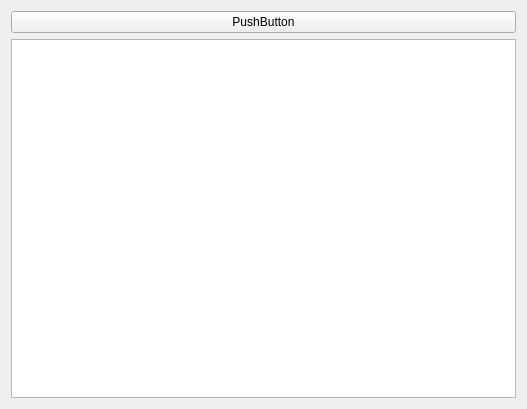
This is metodics/jumptest/jumptestexecute.ui in grigp/a-analyser as Qt 5 draws it before an edit. The edited form follows.
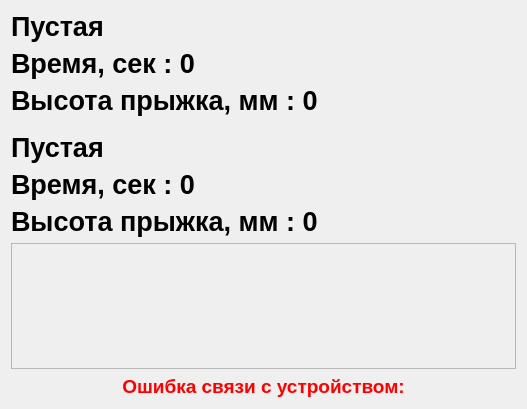
This is the edited form.

Commit message: Работа над драйвером и выполнением теста "Высота прыжка"

Patch:
```diff
--- a/metodics/jumptest/jumptestexecute.ui
+++ b/metodics/jumptest/jumptestexecute.ui
@@ -15,14 +15,264 @@
   </property>
   <layout class="QVBoxLayout" name="verticalLayout">
    <item>
-    <widget class="QPushButton" name="pushButton">
+    <widget class="QLabel" name="lblPlate1Flag">
+     <property name="sizePolicy">
+      <sizepolicy hsizetype="Preferred" vsizetype="Fixed">
+       <horstretch>0</horstretch>
+       <verstretch>0</verstretch>
+      </sizepolicy>
+     </property>
+     <property name="font">
+      <font>
+       <pointsize>20</pointsize>
+       <weight>75</weight>
+       <bold>true</bold>
+      </font>
+     </property>
      <property name="text">
-      <string>PushButton</string>
+      <string>Пустая</string>
      </property>
     </widget>
    </item>
    <item>
-    <widget class="QTreeView" name="treeView"/>
+    <widget class="QLabel" name="lblPlate1Time">
+     <property name="sizePolicy">
+      <sizepolicy hsizetype="Preferred" vsizetype="Fixed">
+       <horstretch>0</horstretch>
+       <verstretch>0</verstretch>
+      </sizepolicy>
+     </property>
+     <property name="font">
+      <font>
+       <pointsize>20</pointsize>
+       <weight>75</weight>
+       <bold>true</bold>
+      </font>
+     </property>
+     <property name="text">
+      <string>Время, сек : 0</string>
+     </property>
+    </widget>
+   </item>
+   <item>
+    <widget class="QLabel" name="lblPlate1Height">
+     <property name="sizePolicy">
+      <sizepolicy hsizetype="Preferred" vsizetype="Fixed">
+       <horstretch>0</horstretch>
+       <verstretch>0</verstretch>
+      </sizepolicy>
+     </property>
+     <property name="font">
+      <font>
+       <pointsize>20</pointsize>
+       <weight>75</weight>
+       <bold>true</bold>
+      </font>
+     </property>
+     <property name="text">
+      <string>Высота прыжка, мм : 0</string>
+     </property>
+    </widget>
+   </item>
+   <item>
+    <spacer name="verticalSpacer">
+     <property name="orientation">
+      <enum>Qt::Vertical</enum>
+     </property>
+     <property name="sizeType">
+      <enum>QSizePolicy::Fixed</enum>
+     </property>
+     <property name="sizeHint" stdset="0">
+      <size>
+       <width>20</width>
+       <height>10</height>
+      </size>
+     </property>
+    </spacer>
+   </item>
+   <item>
+    <widget class="QLabel" name="lblPlate2Flag">
+     <property name="sizePolicy">
+      <sizepolicy hsizetype="Preferred" vsizetype="Fixed">
+       <horstretch>0</horstretch>
+       <verstretch>0</verstretch>
+      </sizepolicy>
+     </property>
+     <property name="font">
+      <font>
+       <pointsize>20</pointsize>
+       <weight>75</weight>
+       <bold>true</bold>
+      </font>
+     </property>
+     <property name="text">
+      <string>Пустая</string>
+     </property>
+    </widget>
+   </item>
+   <item>
+    <widget class="QLabel" name="lblPlate2Time">
+     <property name="sizePolicy">
+      <sizepolicy hsizetype="Preferred" vsizetype="Fixed">
+       <horstretch>0</horstretch>
+       <verstretch>0</verstretch>
+      </sizepolicy>
+     </property>
+     <property name="font">
+      <font>
+       <pointsize>20</pointsize>
+       <weight>75</weight>
+       <bold>true</bold>
+      </font>
+     </property>
+     <property name="text">
+      <string>Время, сек : 0</string>
+     </property>
+    </widget>
+   </item>
+   <item>
+    <widget class="QLabel" name="lblPlate2Height">
+     <property name="sizePolicy">
+      <sizepolicy hsizetype="Preferred" vsizetype="Fixed">
+       <horstretch>0</horstretch>
+       <verstretch>0</verstretch>
+      </sizepolicy>
+     </property>
+     <property name="font">
+      <font>
+       <pointsize>20</pointsize>
+       <weight>75</weight>
+       <bold>true</bold>
+      </font>
+     </property>
+     <property name="text">
+      <string>Высота прыжка, мм : 0</string>
+     </property>
+    </widget>
+   </item>
+   <item>
+    <widget class="QFrame" name="frClient">
+     <property name="frameShape">
+      <enum>QFrame::StyledPanel</enum>
+     </property>
+     <property name="frameShadow">
+      <enum>QFrame::Raised</enum>
+     </property>
+    </widget>
+   </item>
+   <item>
+    <widget class="QLabel" name="lblCommunicationError">
+     <property name="sizePolicy">
+      <sizepolicy hsizetype="Preferred" vsizetype="Fixed">
+       <horstretch>0</horstretch>
+       <verstretch>0</verstretch>
+      </sizepolicy>
+     </property>
+     <property name="palette">
+      <palette>
+       <active>
+        <colorrole role="WindowText">
+         <brush brushstyle="SolidPattern">
+          <color alpha="255">
+           <red>255</red>
+           <green>0</green>
+           <blue>0</blue>
+          </color>
+         </brush>
+        </colorrole>
+        <colorrole role="Base">
+         <brush brushstyle="SolidPattern">
+          <color alpha="255">
+           <red>255</red>
+           <green>0</green>
+           <blue>0</blue>
+          </color>
+         </brush>
+        </colorrole>
+        <colorrole role="Window">
+         <brush brushstyle="SolidPattern">
+          <color alpha="255">
+           <red>255</red>
+           <green>0</green>
+           <blue>0</blue>
+          </color>
+         </brush>
+        </colorrole>
+       </active>
+       <inactive>
+        <colorrole role="WindowText">
+         <brush brushstyle="SolidPattern">
+          <color alpha="255">
+           <red>255</red>
+           <green>0</green>
+           <blue>0</blue>
+          </color>
+         </brush>
+        </colorrole>
+        <colorrole role="Base">
+         <brush brushstyle="SolidPattern">
+          <color alpha="255">
+           <red>255</red>
+           <green>0</green>
+           <blue>0</blue>
+          </color>
+         </brush>
+        </colorrole>
+        <colorrole role="Window">
+         <brush brushstyle="SolidPattern">
+          <color alpha="255">
+           <red>255</red>
+           <green>0</green>
+           <blue>0</blue>
+          </color>
+         </brush>
+        </colorrole>
+       </inactive>
+       <disabled>
+        <colorrole role="WindowText">
+         <brush brushstyle="SolidPattern">
+          <color alpha="255">
+           <red>120</red>
+           <green>120</green>
+           <blue>120</blue>
+          </color>
+         </brush>
+        </colorrole>
+        <colorrole role="Base">
+         <brush brushstyle="SolidPattern">
+          <color alpha="255">
+           <red>255</red>
+           <green>0</green>
+           <blue>0</blue>
+          </color>
+         </brush>
+        </colorrole>
+        <colorrole role="Window">
+         <brush brushstyle="SolidPattern">
+          <color alpha="255">
+           <red>255</red>
+           <green>0</green>
+           <blue>0</blue>
+          </color>
+         </brush>
+        </colorrole>
+       </disabled>
+      </palette>
+     </property>
+     <property name="font">
+      <font>
+       <pointsize>14</pointsize>
+       <weight>75</weight>
+       <bold>true</bold>
+      </font>
+     </property>
+     <property name="text">
+      <string>Ошибка связи с устройством:</string>
+     </property>
+     <property name="alignment">
+      <set>Qt::AlignCenter</set>
+     </property>
+    </widget>
    </item>
   </layout>
  </widget>
```
Left out of the diff: 19 changed lines with no effect on the pictures. The commit also changes 7 other files.
